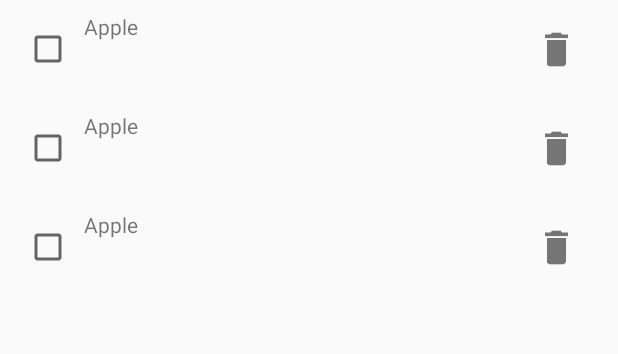
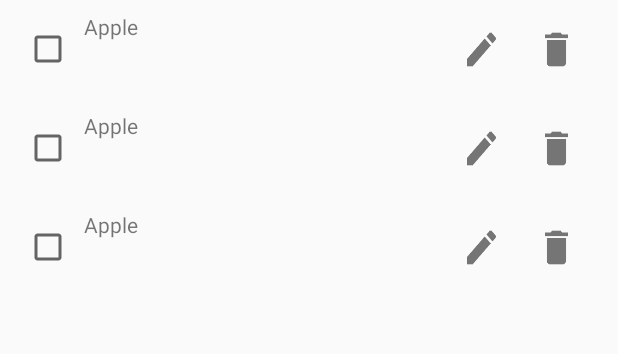
Before and after one commit to nagy99viktor/Recepttarolo, an Android app: the layout activity_shopping_list.xml on its own in the app's theme, with its tools: preview values and no code run, on a phone screen of 412 x 824 dp. Shown: the top 354 px of the screen. Run offline under Robolectric (Android 15) with nearby library versions, the phone set to English and light mode, and no system bars.

Commit message:
editing shopping list item working

```diff
--- a/app/src/main/java/hu/hazi/recepttarolo/recipe/shoppinglist/Item.kt
+++ b/app/src/main/java/hu/hazi/recepttarolo/recipe/shoppinglist/Item.kt
@@ -7,6 +7,6 @@ import androidx.room.PrimaryKey
 @Entity(tableName = "shoppingList")
 data class Item (
     @ColumnInfo(name = "id") @PrimaryKey(autoGenerate = true) val id: Long?,
-    @ColumnInfo(name = "description") val description: String,
+    @ColumnInfo(name = "description") var description: String,
     @ColumnInfo(name = "is_bought") val isBought: Boolean
 ){}
--- a/app/src/main/java/hu/hazi/recepttarolo/recipe/shoppinglist/ItemAdapter.kt
+++ b/app/src/main/java/hu/hazi/recepttarolo/recipe/shoppinglist/ItemAdapter.kt
@@ -45,6 +45,7 @@ class ItemAdapter(private val listener: ItemClickListener) :
     interface ItemClickListener {
         fun onItemChanged(item: Item)
         fun onItemDeleted(item: Item)
+        fun onItemEdit(item: Item)
     }
 
 
@@ -52,6 +53,7 @@ class ItemAdapter(private val listener: ItemClickListener) :
         val descriptionTextView: TextView
         val isBoughtCheckBox: CheckBox
         val removeButton: ImageButton
+        val editButton: ImageButton
 
         var item: Item? = null
 
@@ -60,6 +62,7 @@ class ItemAdapter(private val listener: ItemClickListener) :
             descriptionTextView = itemView.findViewById(R.id.ItemDescriptionTextView)
             isBoughtCheckBox = itemView.findViewById(R.id.ItemIsBoughtCheckBox)
             removeButton = itemView.findViewById(R.id.ItemRemoveButton)
+            editButton = itemView.findViewById(R.id.ItemEditButton)
             isBoughtCheckBox.setOnCheckedChangeListener(CompoundButton.OnCheckedChangeListener { buttonView, isChecked ->
                 item?.let {
                     val newItem = it.copy(
@@ -72,6 +75,9 @@ class ItemAdapter(private val listener: ItemClickListener) :
             removeButton.setOnClickListener {
                 item?.let { it1 -> listener.onItemDeleted(it1) }
             }
+            editButton.setOnClickListener {
+                item?.let { it1 -> listener.onItemEdit(it1) }
+            }
 
         }
     }
--- a/app/src/main/res/layout/shopping_list.xml
+++ b/app/src/main/res/layout/shopping_list.xml
@@ -36,6 +36,15 @@
     </LinearLayout>
 
     <ImageButton
+        android:id="@+id/ItemEditButton"
+        style="@style/Widget.AppCompat.Button.Borderless"
+        android:layout_width="50dp"
+        android:layout_height="50dp"
+        android:layout_gravity="center_vertical"
+        android:scaleType="fitXY"
+        android:src="@drawable/ic_pencil_grey600_48dp" />
+
+    <ImageButton
         android:id="@+id/ItemRemoveButton"
         style="@style/Widget.AppCompat.Button.Borderless"
         android:layout_width="50dp"
```
Also changed, not shown: app/src/main/java/hu/hazi/recepttarolo/recipe/shoppinglist/NewItemDialogFragment.kt (+19 -3 lines), app/src/main/java/hu/hazi/recepttarolo/recipe/shoppinglist/ShoppingListActivity.kt (+18 -2 lines).
